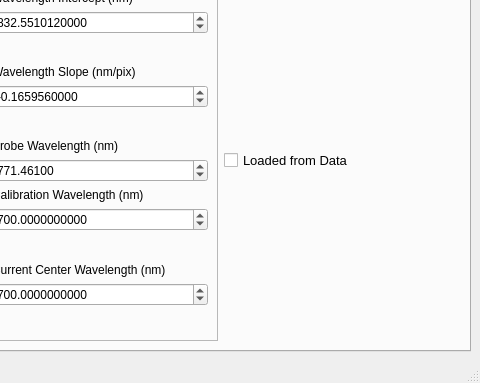
The window that crikit/ui/qt5/ui_Mosaic.ui (CCampJr/CRIkit2) describes before a commit, drawn with Qt 5; both pictures show x 720 to 1200 and y 532 to 915 of the 1200 by 915 pixel window.
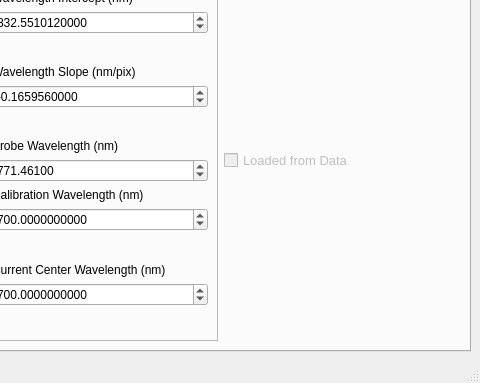
The same window after the commit. Icons and pictures are not drawn.

Commit message: In Progress: Pulls spectral and spatial meta data if available

Patch:
```diff
--- a/crikit/ui/qt5/ui_Mosaic.ui
+++ b/crikit/ui/qt5/ui_Mosaic.ui
@@ -959,6 +959,9 @@
         </item>
         <item>
          <widget class="QCheckBox" name="checkBoxSpectFromData">
+          <property name="enabled">
+           <bool>false</bool>
+          </property>
           <property name="font">
            <font>
             <pointsize>10</pointsize>
@@ -974,7 +977,7 @@
            </size>
           </property>
           <property name="checkable">
-           <bool>false</bool>
+           <bool>true</bool>
           </property>
          </widget>
         </item>
```
Left out of the diff: 5 changed lines with no effect on the pictures. The commit also changes 2 other files.
